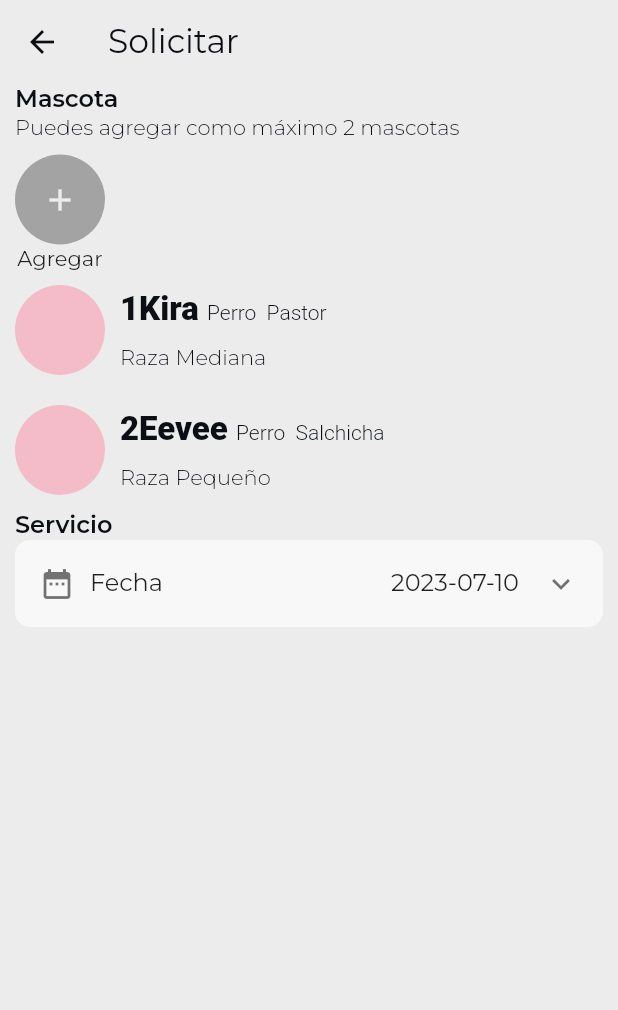
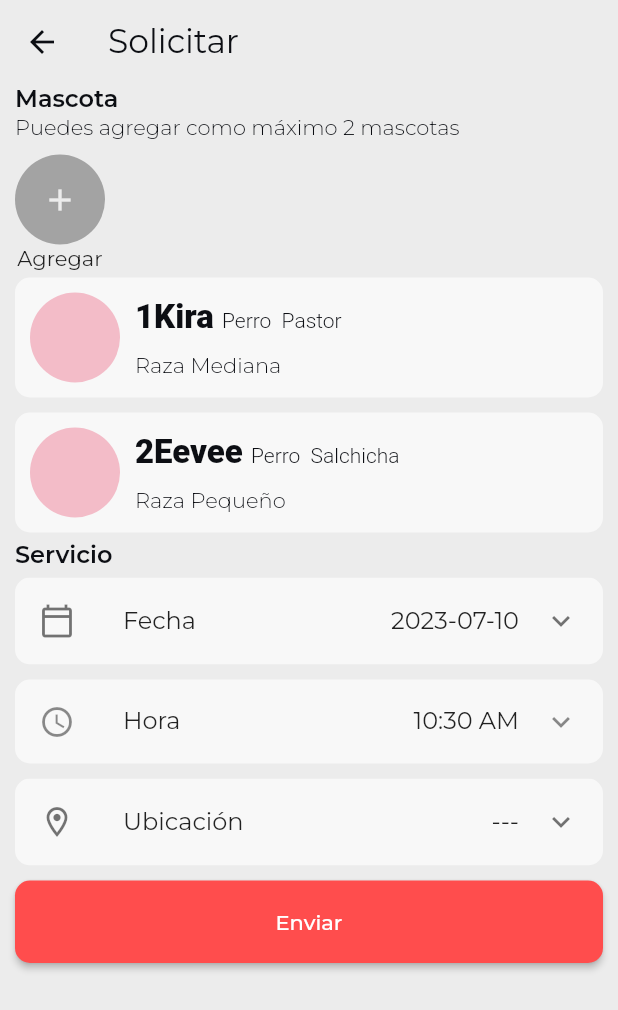
Before and after one commit to 203424/buddies_app, a Flutter app: the RequestFormPage screen opened directly with empty values, on a phone screen of 412 x 824 dp. Shown: the top 1010 px of the screen. Run offline on Flutter 3.47's test engine with Material 2 defaults, Android fonts, the light colour scheme and no system bars; our stand-ins replace flutter_svg, table_calendar.

Commit message:
TimePicker & DatePicker

```diff
--- a/lib/features/request/presentation/request_form_page.dart
+++ b/lib/features/request/presentation/request_form_page.dart
@@ -1,12 +1,129 @@
 import 'package:buddies_app/const.dart';
 import 'package:buddies_app/features/request/presentation/widgets/date_picker_widget.dart';
 import 'package:buddies_app/features/request/presentation/widgets/simple_pet_card.dart';
+import 'package:buddies_app/widgets/button_form_widget.dart';
 import 'package:flutter/material.dart';
-import 'package:table_calendar/table_calendar.dart';
 
-class RequestFormPage extends StatelessWidget {
+class RequestFormPage extends StatefulWidget {
   final String title;
   const RequestFormPage({super.key, required this.title});
+
+  @override
+  State<RequestFormPage> createState() => _RequestFormPageState();
+}
+
+class _RequestFormPageState extends State<RequestFormPage> {
+  TimeOfDay _selectedTime = TimeOfDay.now();
+  bool _isValidTime = true;
+  late DateTime selectedDate;
+  String selectedLocation = '';
+
+  @override
+  void initState() {
+    super.initState();
+    selectedDate = DateTime.now();
+    _isValidTime = _isTimeWithinRange(_selectedTime);
+  }
+
+  bool _isTimeWithinRange(TimeOfDay time) {
+    final int pickedMinutes = time.hour * 60 + time.minute;
+    return pickedMinutes >= 7 * 60 && pickedMinutes <= 19 * 60;
+  }
+
+  Future<void> _selectTime(BuildContext context) async {
+    final TimeOfDay now = TimeOfDay.now();
+    TimeOfDay? pickedTime;
+
+    pickedTime = await showTimePicker(
+      context: context,
+      initialTime: (selectedDate.year == DateTime.now().year &&
+              selectedDate.month == DateTime.now().month &&
+              selectedDate.day == DateTime.now().day)
+          ? now
+          : const TimeOfDay(hour: 7, minute: 0),
+    );
+
+    if (pickedTime != null) {
+      final int pickedMinutes = pickedTime.hour * 60 + pickedTime.minute;
+      final DateTime selectedDateTime = DateTime(
+        selectedDate.year,
+        selectedDate.month,
+        selectedDate.day,
+        pickedTime.hour,
+        pickedTime.minute,
+      );
+
+      final DateTime currentDateTime = DateTime.now();
+      const Duration margin = Duration(seconds: 30);
+
+      if (selectedDateTime.isBefore(currentDateTime.subtract(margin))) {
+        showDialog(
+          context: context,
+          builder: (BuildContext context) {
+            return AlertDialog(
+              title: const Text('Hora no válida'),
+              content: const Text(
+                  'No se puede seleccionar una hora anterior a la hora actual.'),
+              actions: [
+                TextButton(
+                  child: const Text('OK'),
+                  onPressed: () {
+                    Navigator.pop(context); // Cerrar el diálogo
+                  },
+                ),
+              ],
+            );
+          },
+        );
+      } else if (pickedMinutes < 7 * 60 || pickedMinutes > 19 * 60) {
+        showDialog(
+          context: context,
+          builder: (BuildContext context) {
+            return AlertDialog(
+              title: const Text('Hora no válida'),
+              content: const Text(
+                  'Solo se pueden seleccionar horas entre las 07:00 y las 19:00.'),
+              actions: [
+                TextButton(
+                  child: const Text('OK'),
+                  onPressed: () {
+                    Navigator.pop(context); // Cerrar el diálogo
+                  },
+                ),
+              ],
+            );
+          },
+        );
+      } else {
+        _isValidTime = true;
+        setState(() {
+          _selectedTime = pickedTime!;
+        });
+      }
+    }
+  }
+
+  Future<void> _selectDate(BuildContext context) async {
+    final DateTime? selected = await _showDatePicker(context);
+    if (selected != null) {
+      setState(() {
+        selectedDate = selected;
+      });
+    }
+  }
+
+  Future<DateTime?> _showDatePicker(BuildContext context) async {
+    return await showDatePicker(
+      context: context,
+      initialDate: selectedDate,
+      firstDate: DateTime.now(),
+      lastDate: DateTime(2100),
+    );
+  }
+
+  void _selectLocation() {
+    // Implementar la lógica para seleccionar una ubicación
+  }
 
   @override
   Widget build(BuildContext context) {
@@ -27,83 +144,13 @@ class RequestFormPage extends StatelessWidget {
         'breed': 'Salchicha',
         'size': 'Pequeño',
       },
-      {
-        'name': '3Manguito',
-        'birth': '2021-07-04 12:34:56',
-        'type': 'Gato',
-        'breed': 'Siamés',
-        'size': 'Mediana',
-      },
-      {
-        'name': '4Manguito',
-        'birth': '2021-07-04 12:34:56',
-        'type': 'Gato',
-        'breed': 'Siamés',
-        'size': 'Mediana',
-      },
-      {
-        'name': '5Manguito',
-        'birth': '2021-07-04 12:34:56',
-        'type': 'Gato',
-        'breed': 'Siamés',
-        'size': 'Mediana',
-      },
-      {
-        'name': '6Manguito',
-        'birth': '2021-07-04 12:34:56',
-        'type': 'Gato',
-        'breed': 'Siamés',
-        'size': 'Mediana',
-      },
-      {
-        'name': '7Manguito',
-        'birth': '2021-07-04 12:34:56',
-        'type': 'Gato',
-        'breed': 'Siamés',
-        'size': 'Mediana',
-      },
-      {
-        'name': '8Manguito',
-        'birth': '2021-07-04 12:34:56',
-        'type': 'Gato',
-        'breed': 'Siamés',
-        'size': 'Mediana',
-      },
-      {
-        'name': '9Manguito',
-        'birth': '2021-07-04 12:34:56',
-        'type': 'Gato',
-        'breed': 'Siamés',
-        'size': 'Mediana',
-      },
-      {
-        'name': '10Manguito',
-        'birth': '2021-07-04 12:34:56',
-        'type': 'Gato',
-        'breed': 'Siamés',
-        'size': 'Mediana',
-      },
-      {
-        'name': '11Manguito',
-        'birth': '2021-07-04 12:34:56',
-        'type': 'Gato',
-        'breed': 'Siamés',
-        'size': 'Mediana',
-      },
-      {
-        'name': '12Manguito',
-        'birth': '2021-07-04 12:34:56',
-        'type': 'Gato',
-        'breed': 'Siamés',
-        'size': 'Mediana',
-      },
     ];
     return SafeArea(
       child: Scaffold(
         backgroundColor: white,
         appBar: AppBar(
           backgroundColor: white,
-            title: Text('Solicitar ${title}', style: Font.pageTitleStyle),
+          title: Text('Solicitar ${widget.title}', style: Font.pageTitleStyle),
           shadowColor: const Color.fromARGB(0, 214, 58, 58),
           iconTheme: const IconThemeData(color: black),
         ),
@@ -166,76 +213,100 @@ class RequestFormPage extends StatelessWidget {
                       'Servicio',
                       style: Font.titleBoldStyle,
                     ),
-                      DatePicker()
                   ],
+                ),
+              ),
+              SliverList(
+                delegate: SliverChildListDelegate(
+                  [
+                    Padding(
+                      padding: const EdgeInsets.symmetric(vertical: 5.0),
+                      child: ClipRRect(
+                        borderRadius: BorderRadius.circular(10.0),
+                        child: ExpansionTile(
+                          backgroundColor: inputGrey,
+                          collapsedBackgroundColor: inputGrey,
+                          leading: const Icon(Icons.calendar_today_outlined),
+                          title: Row(
+                            mainAxisAlignment: MainAxisAlignment.spaceBetween,
+                            children: [
+                              const Text('Fecha'),
+                              Text(selectedDate.toString().substring(0, 10))
+                            ],
+                          ),
+                          children: [
+                            ListTile(
+                              title: DatePickerWidget(
+                                selectedDate: selectedDate,
+                                onDateSelected: (date) {
+                                  setState(() {
+                                    selectedDate = date;
+                                  });
+                                },
                               ),
                             ),
                           ],
                         ),
-          )),
-    );
-  }
-}
-
-class DatePicker extends StatefulWidget {
-  const DatePicker({super.key});
-
-  @override
-  State<DatePicker> createState() => _DatePickerState();
-}
-
-class _DatePickerState extends State<DatePicker> {
-  DateTime today = DateTime.now();
-
-  void _onDaySelected(DateTime day, DateTime focusedDay) {
-    setState(() {
-      today = day;
-    });
-  }
-
-  @override
-  Widget build(BuildContext context) {
-    return ClipRRect(
+                      ),
+                    ),
+                    Padding(
+                      padding: const EdgeInsets.symmetric(vertical: 5.0),
+                      child: ListTile(
+                        shape: RoundedRectangleBorder(
                           borderRadius: BorderRadius.circular(10.0),
-      child: ExpansionTile(
-        backgroundColor: inputGrey,
-        collapsedBackgroundColor: inputGrey,
+                        ),
+                        tileColor: inputGrey,
+                        onTap: () {
+                          _selectTime(context);
+                        },
+                        leading: const Icon(Icons.access_time),
+                        trailing: const Icon(Icons.keyboard_arrow_down),
                         title: Row(
                           mainAxisAlignment: MainAxisAlignment.spaceBetween,
                           children: [
-            const Row(
-              children: [
-                Icon(Icons.date_range),
-                SizedBox(
-                  width: 10.0,
-                ),
-                Text('Fecha'),
+                            const Text('Hora'),
+                            if (_isValidTime)
+                              Text(_selectedTime.format(context))
+                            else
+                              const Text('-- : --'),
                           ],
                         ),
-            Text(today.toString().split(' ')[0]),
+                      ),
+                    ),
+                    Padding(
+                      padding: const EdgeInsets.symmetric(vertical: 5.0),
+                      child: ClipRRect(
+                        borderRadius: BorderRadius.circular(10.0),
+                        child: const ExpansionTile(
+                          backgroundColor: inputGrey,
+                          collapsedBackgroundColor: inputGrey,
+                          leading: Icon(Icons.location_on_outlined),
+                          title: Row(
+                            mainAxisAlignment: MainAxisAlignment.spaceBetween,
+                            children: [Text('Ubicación'), Text('---')],
+                          ),
+                          children: [
+                            ListTile(title: Text('Aca se selecciona la ubi')
+                                // Text(
+                                //     'Ubicación seleccionada: $selectedLocation'),
+                                // onTap: _selectLocation,
+                                ),
                           ],
                         ),
-        children: [
-          ListTile(
-              title: TableCalendar(
-            calendarStyle: const CalendarStyle(
-              todayTextStyle: TextStyle(color: black),
-              todayDecoration: BoxDecoration(color: Colors.transparent),
-              selectedDecoration:
-                  BoxDecoration(color: redColor, shape: BoxShape.circle),
                       ),
-            locale: "es_ES",
-            rowHeight: 43.0,
-            headerStyle: const HeaderStyle(
-                formatButtonVisible: false, titleCentered: true),
-            availableGestures: AvailableGestures.all,
-            selectedDayPredicate: (day) => isSameDay(day, today),
-            focusedDay: today,
-            firstDay: DateTime.now(),
-            lastDay: DateTime.utc(2023, 12, 31),
-            onDaySelected: _onDaySelected,
-          ))
+                    ),
                   ],
+                ),
+              ),
+              SliverToBoxAdapter(
+                child: Padding(
+                  padding: const EdgeInsets.symmetric(vertical: 5.0),
+                  child: ButtonFormWidget(onPressed: () {}, text: 'Enviar'),
+                ),
+              )
+            ],
+          ),
+        ),
       ),
     );
   }
--- a/lib/features/request/presentation/widgets/simple_pet_card.dart
+++ b/lib/features/request/presentation/widgets/simple_pet_card.dart
@@ -16,7 +16,11 @@ class SimplePetCard extends StatelessWidget {
   @override
   Widget build(BuildContext context) {
     return Padding(
-      padding: const EdgeInsets.symmetric(vertical: 10.0),
+        padding: const EdgeInsets.symmetric(vertical: 5.0),
+        child: Container(
+          padding: const EdgeInsets.symmetric(vertical: 10.0, horizontal: 10.0),
+          decoration: BoxDecoration(
+              color: inputGrey, borderRadius: BorderRadius.circular(10.0)),
           child: Row(
             mainAxisAlignment: MainAxisAlignment.center,
             children: [
@@ -38,7 +42,8 @@ class SimplePetCard extends StatelessWidget {
                           text: '$name ',
                           style: Font.titleStyle,
                           children: <TextSpan>[
-                        TextSpan(text: '$type  $breed', style: Font.textStyle)
+                            TextSpan(
+                                text: '$type  $breed', style: Font.textStyle)
                           ]),
                     ),
                     const SizedBox(
@@ -50,6 +55,6 @@ class SimplePetCard extends StatelessWidget {
               ),
             ],
           ),
-    );
+        ));
   }
 }
```
Also changed, not shown: lib/features/request/presentation/widgets/date_picker_widget.dart (+27 -50 lines). Lines whose indentation alone changed are shown as unchanged.
